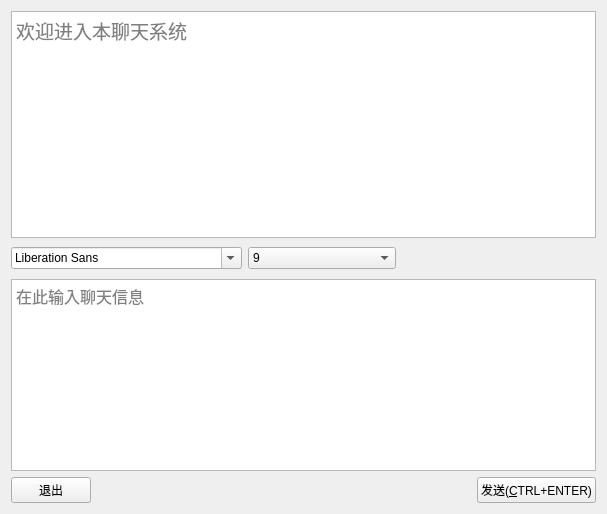
Qt form chat-client/widget.ui (XorSum/chatbot) before a commit.
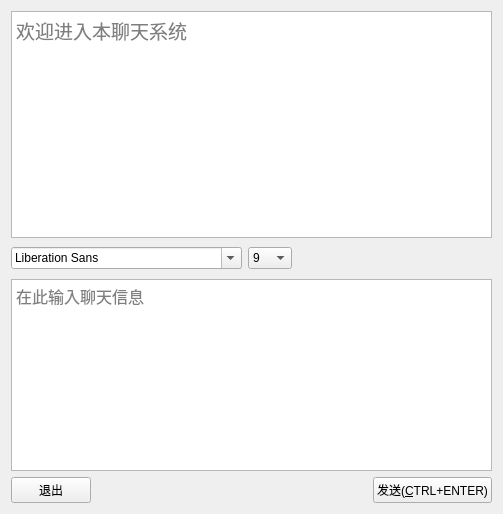
The same form after that commit. Icons and pictures are not drawn.

The edit to the form file:
```diff
--- a/chat-client/widget.ui
+++ b/chat-client/widget.ui
@@ -6,7 +6,7 @@
    <rect>
     <x>0</x>
     <y>0</y>
-    <width>607</width>
+    <width>404</width>
     <height>514</height>
    </rect>
   </property>
```
